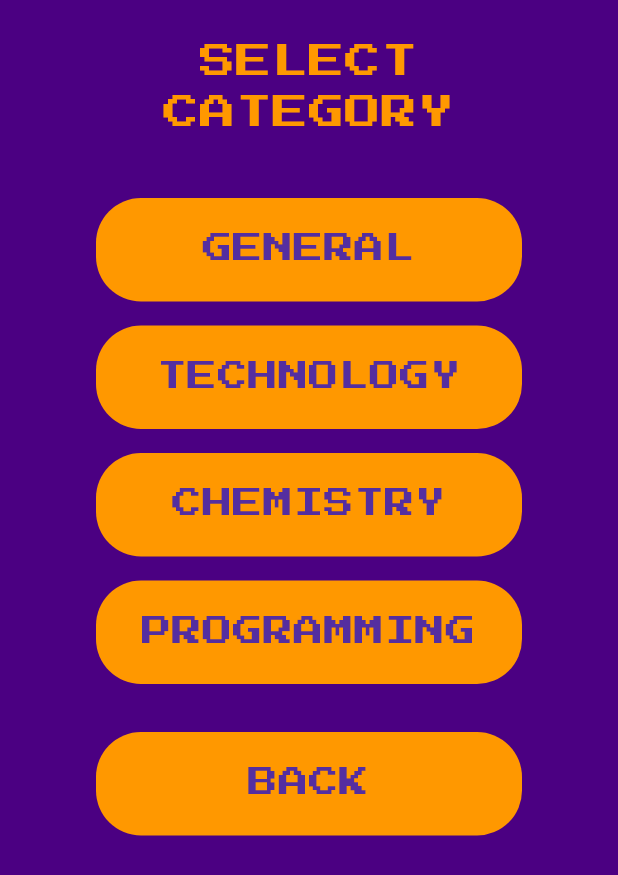
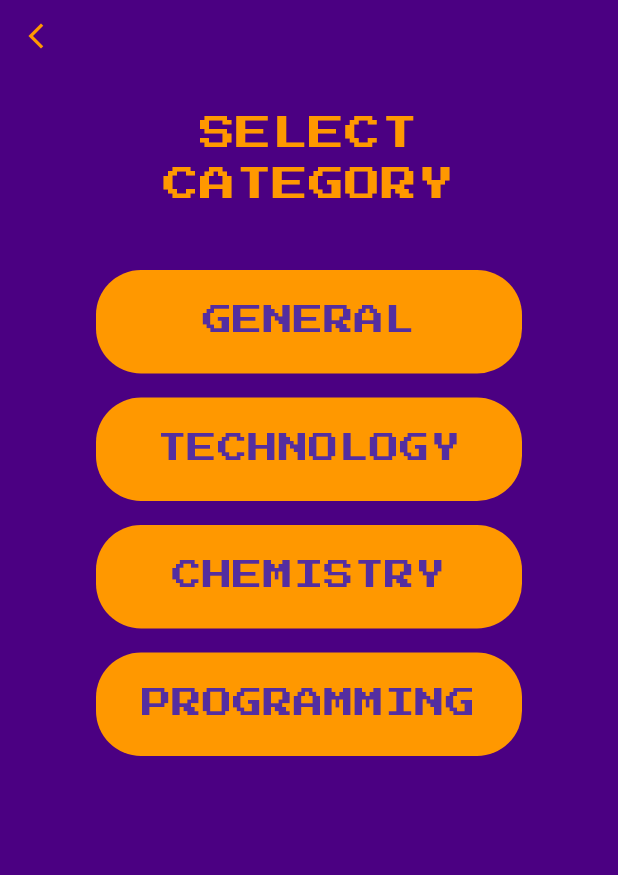
Before and after one commit to Simoaleh/brain_blitz, a Flutter app: the CategoryScreen screen opened directly, on a phone screen of 412 x 824 dp. Shown: the top 875 px of the screen. Run offline on Flutter 3.47's test engine with Material 3 defaults, Android fonts, the light colour scheme and no system bars; our stand-ins replace audioplayers, auto_size_text, flutter_screenutil, flutter_tts, google_fonts.

Commit message:
fixed back buttons for consistency

```diff
--- a/lib/screens/category_screen.dart
+++ b/lib/screens/category_screen.dart
@@ -22,6 +22,26 @@ class _CategoryScreenState extends State<CategoryScreen> {
   Widget build(BuildContext context) {
     return Scaffold(
       body: SafeArea(
+        child: Column(
+          children: [
+            Align(
+              alignment: Alignment.topLeft,
+              child: IconButton(
+                onPressed: () {
+                  if (selectedCategory != null) {
+                    setState(() => selectedCategory = null);
+                  } else {
+                    Navigator.pop(context);
+                  }
+                },
+                icon: const Icon(
+                  Icons.arrow_back_ios_new,
+                  color: Colors.orange,
+                  size: 20,
+                ),
+              ),
+            ),
+            Expanded(
               child: SingleChildScrollView(
                 padding: const EdgeInsets.symmetric(horizontal: 32, vertical: 24),
                 child: Column(
@@ -44,11 +64,6 @@ class _CategoryScreenState extends State<CategoryScreen> {
                           onTap: () => setState(() => selectedCategory = category),
                         ),
                       ),
-                const SizedBox(height: 16),
-                MenuButton(
-                  label: 'BACK',
-                  onTap: () => Navigator.pop(context),
-                ),
                     ] else ...[
                       ...difficulties.map(
                         (difficulty) => MenuButton(
@@ -65,16 +80,14 @@ class _CategoryScreenState extends State<CategoryScreen> {
                           },
                         ),
                       ),
-                const SizedBox(height: 16),
-                MenuButton(
-                  label: 'BACK',
-                  onTap: () => setState(() => selectedCategory = null),
-                ),
                     ],
                   ],
                 ),
               ),
             ),
+          ],
+        ),
+      ),
     );
   }
 }
--- a/lib/screens/game_screen.dart
+++ b/lib/screens/game_screen.dart
@@ -19,7 +19,7 @@ class _GameScreenState extends State<GameScreen> {
   final FocusNode _focusNode = FocusNode();
   final FlutterTts _tts = FlutterTts();
   final GlobalKey _tilesKey =
-      GlobalKey(); // 👈 Track tile position for scrolling
+      GlobalKey(); // Track tile position for scrolling
 
   @override
   void initState() {
@@ -29,7 +29,7 @@ class _GameScreenState extends State<GameScreen> {
     WidgetsBinding.instance.addPostFrameCallback((_) {
       if (mounted) {
         context.read<GameState>().loadQuestion();
-        _focusNode.requestFocus(); // 👈 Request focus to show keyboard
+        _focusNode.requestFocus(); //  Request focus to show keyboard
       }
     });
   }
--- a/lib/screens/home_screen.dart
+++ b/lib/screens/home_screen.dart
@@ -18,8 +18,7 @@ class HomeScreen extends StatelessWidget {
             mainAxisAlignment: MainAxisAlignment.center,
             children: [
               Image.asset('assets/images/logo.png', width: 350, height: 350),
-              const SizedBox(height: 40),
-              const SizedBox(height: 80),
+              const SizedBox(height: 5),
               MenuButton(
                 label: 'Singleplayer',
                 onTap: () => Navigator.push(
--- a/lib/services/question_service.dart
+++ b/lib/services/question_service.dart
@@ -149,7 +149,6 @@ class QuestionService {
     'pen',
     'paper',
     'car',
-    'tree',
     'flower',
     'sun',
     'moon',
```
Also changed, not shown: lib/screens/settings_screen.dart (+11 -37 lines), pubspec.lock. Lines whose indentation alone changed are shown as unchanged.
